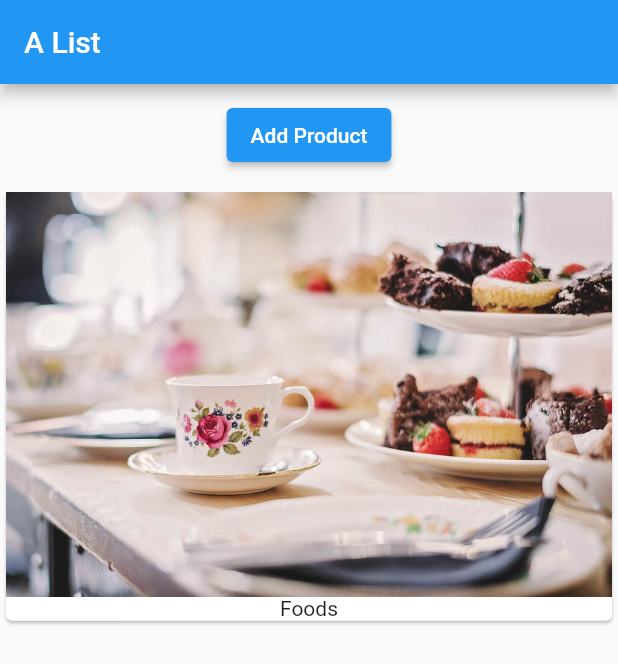
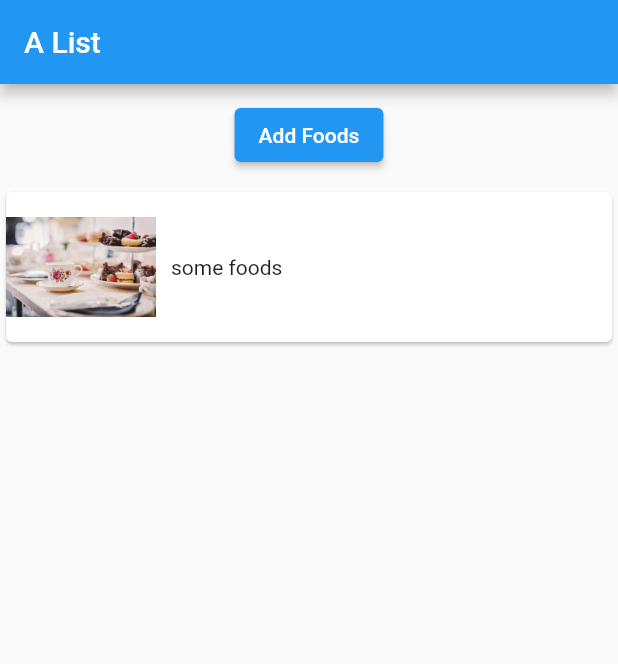
Before and after one commit to joceyngan/flutter_listview, a Flutter app: the screen it shows after launch, on a phone screen of 412 x 824 dp. Shown: the top 664 px of the screen. Run offline on Flutter 3.47's test engine with Material 2 defaults, Android fonts, the phone set to English and light mode, and no system bars.

Commit message:
Adding items to a list of cards

```diff
--- a/assets/test_bakerylist.txt
+++ b/assets/test_bakerylist.json
@@ -2,56 +2,56 @@
 {
     "ID":"A0001",
     "Name":"Vanilla Cake",
-    "Image":".\test_bakeryimages\vanillacake.jpg",
+    "Image":"assets/test_bakeryimages/anillacake.jpg",
     "Ingredients":[ "Flour", "Butter", "Eggs", "Sugar", "Vanilla oil" ],
     "Price":50
 },
 {
     "ID":"A0002",
     "Name":"Lemon Cake",
-    "Image":".\test_bakeryimages\lemoncake.jpg",
+    "Image":"assets/test_bakeryimages/lemoncake.jpg",
     "Ingredients":[ "Flour", "Butter", "Eggs", "Sugar", "Lemon juice", "Lemon Peels" ],
     "Price":65
 },
 {
     "ID":"A0003",
     "Name":"Chocolate Cake",
-    "Image":".\test_bakeryimages\chocolatecake.jpg",
+    "Image":"assets/test_bakeryimages/chocolatecake.jpg",
     "Ingredients":[ "Flour", "Butter", "Eggs", "Sugar", "Vanilla oil", "Cocoa powder" ],
     "Price":90
 },
 {
     "ID":"B0001",
     "Name":"Butter Cookie",
-    "Image":".\test_bakeryimages\buttercookie.jpg",
+    "Image":"assets/test_bakeryimages/buttercookie.jpg",
     "Ingredients":[ "Flour", "Butter", "Sugar", "Vanilla oil" ],
     "Price":50
 },
 {
     "ID":"B0002",
     "Name":"Chocolate Chips Cookie",
-    "Image":".\test_bakeryimages\chocolatechipscookie.jpg",
+    "Image":"assets/test_bakeryimages/chocolatechipscookie.jpg",
     "Ingredients":[ "Flour", "Butter", "Sugar", "Vanilla oil", "Cocoa powder", "Chocolate Chips" ],
     "Price":65
 },
 {
     "ID":"C0001",
     "Name":"Shortbread",
-    "Image":".\test_bakeryimages\shortbread.jpg",
+    "Image":"assets/test_bakeryimages/shortbread.jpg",
     "Ingredients":[ "Flour", "Butter", "Sugar" ],
     "Price":25
 },
 {
     "ID":"A0004",
     "Name":"Carrot Cake",
-    "Image":".\test_bakeryimages\carrotcake.jpg",
+    "Image":"assets/test_bakeryimages/carrotcake.jpg",
     "Ingredients":[ "Flour", "Butter", "Eggs", "Sugar", "Carrot" , "Cinnamonl" ],
     "Price":70
 },
 {
     "ID":"C0002",
     "Name":"Macaroon",
-    "Image":".\test_bakeryimages\macaroon.jpg",
+    "Image":"assets/test_bakeryimages/macaroon.jpg",
     "Ingredients":[ "Egg white", "Almond powder", "Sugar" ],
     "Price":25
 }
--- /dev/null
+++ b/lib/add_food.dart
@@ -0,0 +1,50 @@
+import 'package:flutter/material.dart';
+
+import './foods.dart';
+
+class AddFood extends StatefulWidget {
+  final String foodList;
+
+  AddFood({this.foodList = 'Cakes'}){
+    print('add_food: constructor');
+  }
+
+  @override
+  State<StatefulWidget> createState() {
+    print('add_food: createState()');
+    return AddFoodState();
+  }
+}
+
+class AddFoodState extends State<AddFood> {
+  List<String> _products = [];
+
+  @override
+  //execute when the widget is drawn onto the screen for the first time
+  //runs before build()
+  void initState() {
+    print('add_food: initState()');
+    _products.add(widget.foodList);
+    super.initState();
+  }
+
+  @override
+  Widget build(BuildContext context) {
+    print('add_food: build()');
+    return Column(children: [
+      Container(
+        margin: EdgeInsets.all(10),
+        child: ElevatedButton(
+          onPressed: () {
+            setState(() {
+              _products.add('more foods');
+              print('add_food: _products: ');
+            });
+          },
+          child: Text('Add Foods'),
+        ),
+      ),
+      Foods(_products)
+    ]);
+  }
+}
--- /dev/null
+++ b/lib/foods.dart
@@ -0,0 +1,35 @@
+import 'package:flutter/material.dart';
+
+class Foods extends StatelessWidget {
+  final List<String> products;
+
+  Foods([this.products = const []]) {
+    //[optional arguments]
+    print('foods: constructor');
+  }
+
+  @override
+  Widget build(BuildContext context) {
+    print('foods: build()');
+    return Column(
+      children: products
+          .map(
+            (element) => Card(
+              child: Row(
+                children: <Widget>[
+                  Image.asset(
+                    'assets/test_bakeryimages/headimage.jpg',
+                    height: 100,
+                    width: 100,
+                  ),
+                  Padding(padding: EdgeInsets.all(10),
+                  child: Text(element)
+                  ),
+                ],
+              ),
+            ),
+          )
+          .toList(),
+    );
+  }
+}
--- a/lib/main.dart
+++ b/lib/main.dart
@@ -1,45 +1,19 @@
 import 'package:flutter/material.dart';
+
+import './add_food.dart';
 
 void main() => runApp(MyApp());
 
-class MyApp extends StatefulWidget {
-  @override
-  State<StatefulWidget> createState() {
-    // TODO: implement createState
-    //throw UnimplementedError();
-    return _MyAppState();
-  }
-}
-
-class _MyAppState extends State{
-  List<String> products = ['Dessert'];
+class MyApp extends StatelessWidget {
   @override
   Widget build(BuildContext context) {
+    print('main: build()');
     return MaterialApp(
       home: Scaffold(
           appBar: AppBar(
             title: Text('A List'),
           ),
-        body: Column(
-          children: <Widget>[
-            Container(
-              margin: EdgeInsets.all(10),
-              child: ElevatedButton(
-                onPressed: () {},
-                child: Text('Add Product'),
-              ),
-            ),
-            Card(
-              child: Column(
-                children: <Widget>[
-                  Image.asset('assets/test_bakeryimages/headimage.jpg'),
-                  Text('Foods')
-                ],
-              ),
-            ),
-          ],
-        ),
-      ),
-    );
+          body: AddFood(foodList: 'some foods',),
+    ));
   }
 }
--- a/pubspec.yaml
+++ b/pubspec.yaml
@@ -16,6 +16,10 @@ publish_to: 'none' # Remove this line if you wish to publish to pub.dev
 # Read more about iOS versioning at
 # https://developer.apple.com/library/archive/documentation/General/Reference/InfoPlistKeyReference/Articles/CoreFoundationKeys.html
 version: 1.0.0+1
+
+analyzer:
+  enable-experiment:
+    - non-nullable
 
 environment:
   sdk: ">=2.7.0 <3.0.0"
```
Lines whose indentation alone changed are shown as unchanged.
